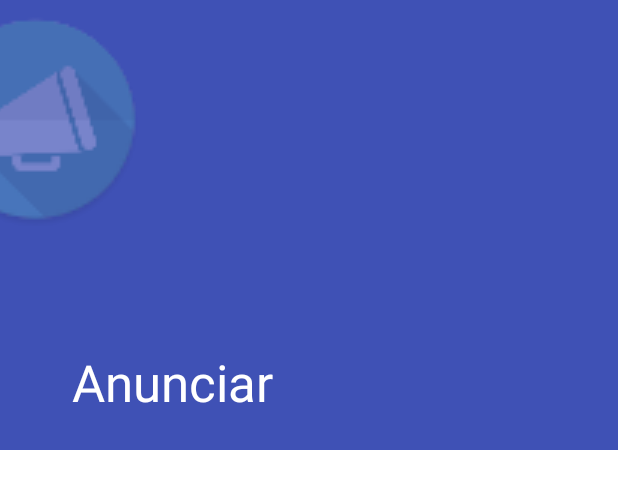
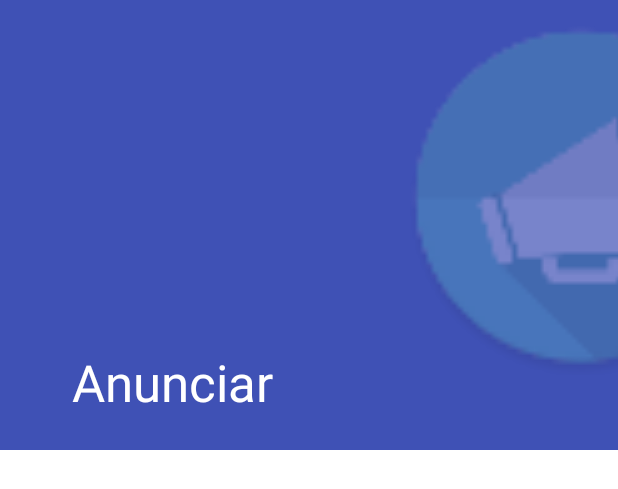
Before and after one commit to dkaushik95/Capstone-Udacity, an Android app: the layout activity_main.xml on its own in the app's theme, with its tools: preview values and no code run, on a phone screen of 412 x 824 dp. Shown: the top 489 px of the screen. Run offline under Robolectric (Android 15) with nearby library versions, the phone set to English and light mode, and no system bars; network calls fail.

```diff
--- a/Frontend/Anunciar/app/src/main/AndroidManifest.xml
+++ b/Frontend/Anunciar/app/src/main/AndroidManifest.xml
@@ -24,7 +24,7 @@
             </intent-filter>
         </activity>
         <activity android:name=".UI.MainActivity"
-            android:theme="@style/AppTheme.NoActionBar">
+            android:theme="@style/AppTheme.Main">
             <intent-filter>
                 <action android:name="android.intent.action.MAIN" />
 
--- a/Frontend/Anunciar/app/src/main/res/layout/activity_announcement_detail.xml
+++ b/Frontend/Anunciar/app/src/main/res/layout/activity_announcement_detail.xml
@@ -27,6 +27,7 @@
                 android:layout_height="wrap_content"
                 android:text="Detail Title"
                 android:textSize="30sp"
+                android:transitionName="titleT"
                 android:layout_margin="20dp"
                 android:layout_gravity="center|start"
                 android:id="@+id/announcement_title"/>
@@ -34,6 +35,7 @@
                 android:layout_width="wrap_content"
                 android:layout_height="wrap_content"
                 android:id="@+id/announcement_created"
+                android:transitionName="createdT"
                 android:layout_margin="20dp"
                 android:text="dd/mm/yyyy"
                 android:layout_gravity="bottom|right"
@@ -53,6 +55,7 @@
         app:layout_behavior="@string/appbar_scrolling_view_behavior">
         <RelativeLayout
             android:layout_width="match_parent"
+            android:id="@+id/detail.details"
             android:layout_height="270dp">
                 <TextView
                     android:padding="20dp"
--- a/Frontend/Anunciar/app/src/main/res/layout/activity_main.xml
+++ b/Frontend/Anunciar/app/src/main/res/layout/activity_main.xml
@@ -25,9 +25,12 @@
                 android:layout_width="wrap_content"
                 android:layout_height="wrap_content"
                 android:background="@mipmap/ic_launcher"
-                android:scaleX="3"
+                android:scaleX="5"
                 android:alpha="0.3"
-                android:scaleY="3"
+                android:layout_gravity="bottom|right"
+                android:scaleY="5"
+                android:layout_marginBottom="200dp"
+                android:transitionName="splash1"
                 android:scaleType="fitCenter"/>
             <android.support.v7.widget.Toolbar
                 android:layout_width="match_parent"
--- a/Frontend/Anunciar/app/src/main/res/layout/announcement_list_item.xml
+++ b/Frontend/Anunciar/app/src/main/res/layout/announcement_list_item.xml
@@ -3,6 +3,7 @@
     xmlns:tools="http://schemas.android.com/tools"
     xmlns:app="http://schemas.android.com/apk/res-auto"
     android:orientation="vertical"
+    android:id="@+id/card"
     android:backgroundTint="@color/cardview_light_background"
     android:layout_width="wrap_content"
     android:layout_height="wrap_content"
@@ -24,6 +25,7 @@
             android:id="@+id/card_title"
             android:text="Title"
             android:textSize="25sp"
+            android:transitionName="titleT"
             android:layout_alignParentTop="true"
             android:paddingTop="5dp"
             android:paddingStart="5dp"
@@ -33,6 +35,7 @@
             android:layout_width="wrap_content"
             android:layout_height="wrap_content"
             android:id="@+id/card_created"
+            android:transitionName="createdT"
             android:paddingBottom="5dp"
             android:paddingEnd="5dp"
             android:text="created_at"
--- a/Frontend/Anunciar/app/src/main/res/layout/splash.xml
+++ b/Frontend/Anunciar/app/src/main/res/layout/splash.xml
@@ -2,6 +2,7 @@
     android:layout_width="match_parent"
     android:layout_height="match_parent"
     android:background="#303f9f"
+    android:id="@+id/splash_layout"
     android:orientation="vertical"
     android:weightSum="1">
 
--- /dev/null
+++ b/Frontend/Anunciar/app/src/main/res/transition/list_exit.xml
@@ -0,0 +1,6 @@
+<?xml version="1.0" encoding="utf-8"?>
+<slide xmlns:android="http://schemas.android.com/apk/res/android" android:transitionOrdering="together" android:duration="700" android:interpolator="@android:interpolator/linear_out_slow_in" >
+    <targets>
+        <!--<target android:targetId="@id/announcement_list"/>-->
+    </targets>
+</slide>
--- a/Frontend/Anunciar/app/src/main/res/values/styles.xml
+++ b/Frontend/Anunciar/app/src/main/res/values/styles.xml
@@ -4,11 +4,16 @@
     <style name="AppTheme" parent="Theme.AppCompat.Light.DarkActionBar">
         <!-- Customize your theme here. -->
         <item name="android:windowContentTransitions">true</item>
+        <item name="android:windowAllowEnterTransitionOverlap">true</item>
+        <item name="android:windowAllowReturnTransitionOverlap">true</item>
         <item name="colorPrimary">@color/colorPrimary</item>
         <item name="colorPrimaryDark">@color/colorPrimaryDark</item>
         <item name="colorAccent">@color/colorAccent</item>
     </style>
-
+    <style name="AppTheme.Main">
+        <item name="windowActionBar">false</item>
+        <item name="windowNoTitle">true</item>
+    </style>
     <style name="AppTheme.NoActionBar">
         <item name="windowActionBar">false</item>
         <item name="windowNoTitle">true</item>
```
Also changed, not shown: Frontend/Anunciar/app/src/main/java/anunciar/dishant/com/anunciar/UI/AnnouncementDetail.java (+15 -0 lines), Frontend/Anunciar/app/src/main/java/anunciar/dishant/com/anunciar/UI/Login.java (+6 -16 lines), Frontend/Anunciar/app/src/main/java/anunciar/dishant/com/anunciar/UI/MainActivity.java (+22 -3 lines), Frontend/Anunciar/app/src/main/java/anunciar/dishant/com/anunciar/UI/SplashScreen.java (+9 -22 lines).
